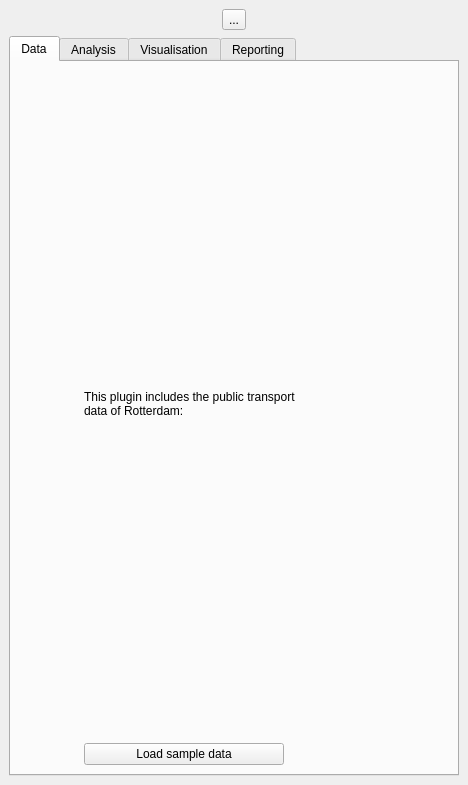
Before: the Qt Designer form TOD/spatial_decision_dockwidget_base.ui in TUdent/2016_Group-3_TOD_checker, drawn with Qt 5.
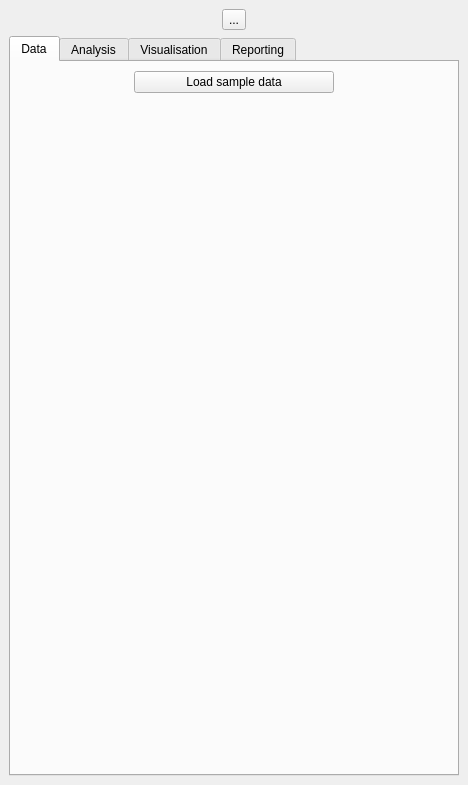
After: the same form once the commit is applied. The open tabs and pages were chosen to show the change.

Patch:
```diff
--- a/TOD/spatial_decision_dockwidget_base.ui
+++ b/TOD/spatial_decision_dockwidget_base.ui
@@ -119,29 +119,7 @@
        <layout class="QHBoxLayout" name="horizontalLayout_3">
         <item>
          <layout class="QVBoxLayout" name="verticalLayout_4">
-          <item>
-           <widget class="QLabel" name="label_3">
-            <property name="sizePolicy">
-             <sizepolicy hsizetype="Minimum" vsizetype="Preferred">
-              <horstretch>0</horstretch>
-              <verstretch>0</verstretch>
-             </sizepolicy>
-            </property>
-            <property name="minimumSize">
-             <size>
-              <width>300</width>
-              <height>0</height>
-             </size>
-            </property>
-            <property name="styleSheet">
-             <string notr="true">font: &quot;Trebuchet MS&quot;;</string>
-            </property>
-            <property name="text">
-             <string>&lt;html&gt;&lt;head/&gt;&lt;body&gt;&lt;p&gt;This plugin includes the public transport &lt;br/&gt;data of Rotterdam:&lt;/p&gt;&lt;/body&gt;&lt;/html&gt;</string>
-            </property>
-           </widget>
-          </item>
-          <item>
+          <item alignment="Qt::AlignHCenter">
            <widget class="QPushButton" name="loadRotterdamButton">
             <property name="sizePolicy">
              <sizepolicy hsizetype="Fixed" vsizetype="Fixed">
@@ -163,6 +141,28 @@
             </property>
            </widget>
           </item>
+          <item>
+           <widget class="QLabel" name="label_3">
+            <property name="sizePolicy">
+             <sizepolicy hsizetype="Minimum" vsizetype="Preferred">
+              <horstretch>0</horstretch>
+              <verstretch>0</verstretch>
+             </sizepolicy>
+            </property>
+            <property name="minimumSize">
+             <size>
+              <width>300</width>
+              <height>0</height>
+             </size>
+            </property>
+            <property name="styleSheet">
+             <string notr="true">font: &quot;Trebuchet MS&quot;;</string>
+            </property>
+            <property name="text">
+             <string>&lt;html&gt;&lt;head/&gt;&lt;body&gt;&lt;p&gt;&lt;br/&gt;&lt;/p&gt;&lt;/body&gt;&lt;/html&gt;</string>
+            </property>
+           </widget>
+          </item>
          </layout>
         </item>
        </layout>
```
Left out of the diff: 7 changed lines with no effect on the pictures.
